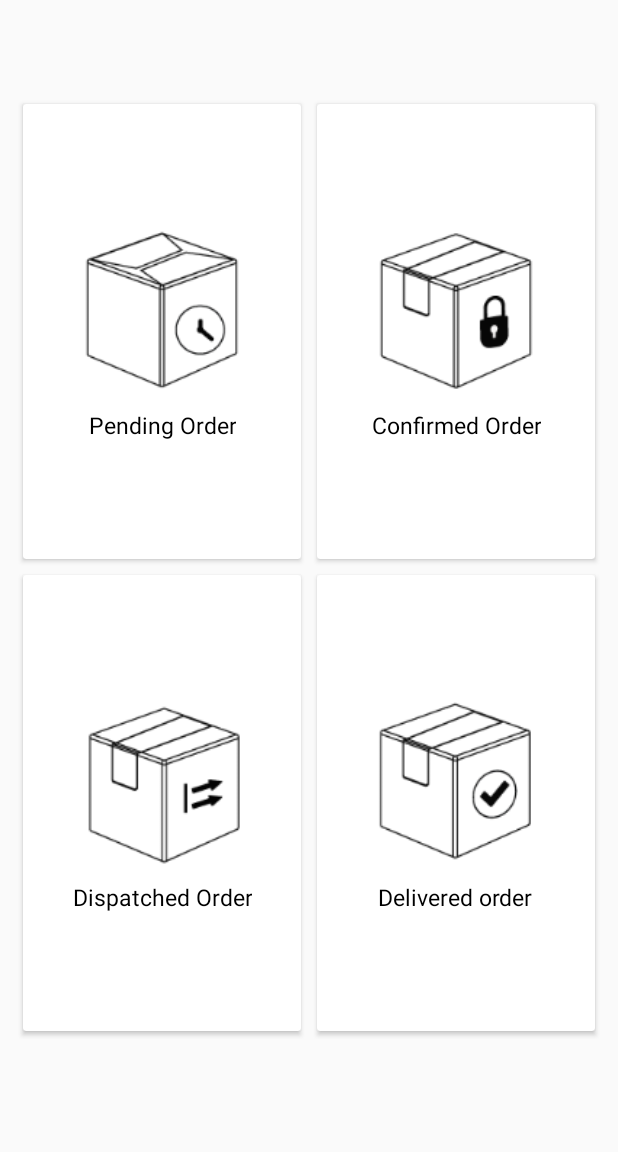
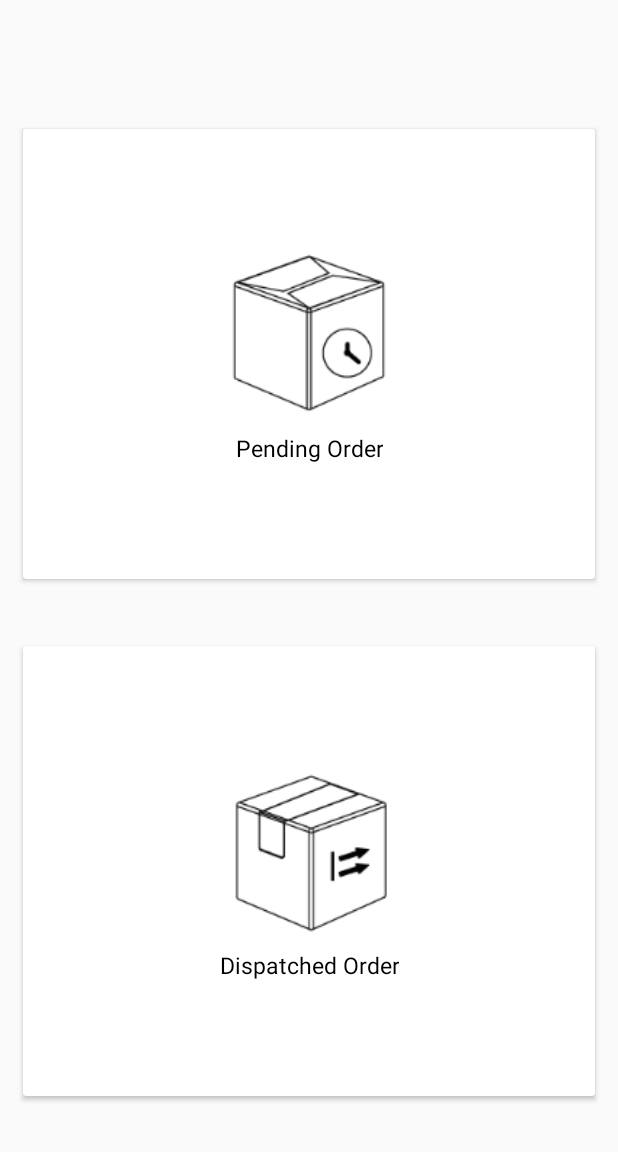
Before and after one commit to alwayspanky/Tirumala_Industries, an Android app: the Activity_OrderDashBorad screen opened directly, with no data from a screen before it, on a phone screen of 412 x 824 dp, the part 84-1236 px from its top. Run offline under Robolectric (Android 15) with nearby library versions, the phone set to English and light mode, and no system bars.

Commit message:
commit by arshad

```diff
--- a/app/src/main/java/in/vencent/tirumalaindustries/activity/Activity_OrderDashBorad.java
+++ b/app/src/main/java/in/vencent/tirumalaindustries/activity/Activity_OrderDashBorad.java
@@ -28,7 +28,7 @@ import in.vencent.tirumalaindustries.orders.Activity_ConfirmOrderCustomerList;
 public class Activity_OrderDashBorad extends AppCompatActivity {
 
     public Toolbar toolbar;
-    public LinearLayout pendingorder, confirmedorder, dispatchedorder, completedorder;
+    public LinearLayout pendingorder, confirmedorder, dispatchedorder, deliveredorder;
     public Intent intent;
     String Name;
 
@@ -43,9 +43,9 @@ public class Activity_OrderDashBorad extends AppCompatActivity {
         this.overridePendingTransition(R.anim.anim_slide_in_left, R.anim.anim_slide_out_right);
 
         pendingorder = (LinearLayout)findViewById(R.id.pendingorder);
-        confirmedorder = (LinearLayout)findViewById(R.id.confirmed);
+//        confirmedorder = (LinearLayout)findViewById(R.id.confirmedorder);
         dispatchedorder = (LinearLayout)findViewById(R.id.dispatchorder);
-        completedorder = (LinearLayout)findViewById(R.id.Completeorder);
+//        deliveredorder = (LinearLayout)findViewById(R.id.Deliverorder);
 
         pendingorder.setOnClickListener(new View.OnClickListener() {
             @Override
@@ -55,13 +55,13 @@ public class Activity_OrderDashBorad extends AppCompatActivity {
                 startActivity(intent);
             }
         });
-        confirmedorder.setOnClickListener(new View.OnClickListener() {
-            @Override
-            public void onClick(View v) {
-                intent = new Intent(Activity_OrderDashBorad.this, Activity_ConfirmOrderCustomerList.class);
-                startActivity(intent);
-            }
-        });
+//        confirmedorder.setOnClickListener(new View.OnClickListener() {
+//            @Override
+//            public void onClick(View v) {
+//                intent = new Intent(Activity_OrderDashBorad.this, Activity_ConfirmOrderCustomerList.class);
+//                startActivity(intent);
+//            }
+//        });
         dispatchedorder.setOnClickListener(new View.OnClickListener() {
             @Override
             public void onClick(View v) {
@@ -69,13 +69,13 @@ public class Activity_OrderDashBorad extends AppCompatActivity {
                 startActivity(intent);
             }
         });
-        completedorder.setOnClickListener(new View.OnClickListener() {
-            @Override
-            public void onClick(View v) {
-                intent = new Intent(Activity_OrderDashBorad.this, Activity_Completedorder.class);
-                startActivity(intent);
-            }
-        });
+//        deliveredorder.setOnClickListener(new View.OnClickListener() {
+//            @Override
+//            public void onClick(View v) {
+//                intent = new Intent(Activity_OrderDashBorad.this, Activity_Completedorder.class);
+//                startActivity(intent);
+//            }
+//        });
 
     }
 
--- a/app/src/main/java/in/vencent/tirumalaindustries/orders/Activity_ChangedDispatchedtoDelivery.java
+++ b/app/src/main/java/in/vencent/tirumalaindustries/orders/Activity_ChangedDispatchedtoDelivery.java
@@ -20,6 +20,7 @@ import org.json.JSONException;
 import org.json.JSONObject;
 
 import java.util.ArrayList;
+import java.util.Date;
 
 import in.vencent.tirumalaindustries.R;
 import in.vencent.tirumalaindustries.activity.Activity_OrderDashBorad;
@@ -36,6 +37,7 @@ public class Activity_ChangedDispatchedtoDelivery extends AppCompatActivity {
 
     Toolbar toolbar;
     RecyclerView recyclerView;
+    Date date;
     DispatchedToDeliveryAdapter dispatchedToDeliveryAdapter;
     //ChangeConfirmedDispatchedAdapter changeConfirmedDispatchedAdapter;
     ArrayList<RowItemConfirmedOrderInfo> confirmedOrderInfo;
--- a/app/src/main/java/in/vencent/tirumalaindustries/orders/Activity_ShowDeliveryOrder.java
+++ b/app/src/main/java/in/vencent/tirumalaindustries/orders/Activity_ShowDeliveryOrder.java
@@ -38,7 +38,7 @@ public class Activity_ShowDeliveryOrder extends AppCompatActivity {
     ProgressDialog pd = null;
 
     @Override
-    protected void onCreate(Bundle savedInstanceState) {
+    protected void onCreate(Bundle savedInstanceState){
         super.onCreate(savedInstanceState);
         setContentView(R.layout.activity_orderlist);
 
--- a/app/src/main/java/in/vencent/tirumalaindustries/orders/Activity_ShowDistpatchedOrder.java
+++ b/app/src/main/java/in/vencent/tirumalaindustries/orders/Activity_ShowDistpatchedOrder.java
@@ -8,6 +8,7 @@ import android.util.Log;
 import android.view.MenuItem;
 import android.view.View;
 import android.widget.Button;
+import android.widget.CheckBox;
 
 import androidx.appcompat.app.AppCompatActivity;
 import androidx.appcompat.widget.Toolbar;
@@ -41,6 +42,7 @@ public class Activity_ShowDistpatchedOrder extends AppCompatActivity {
     ArrayList<Integer> customerIds;
     ProgressDialog pd = null;
     Button submit;
+//    CheckBox checkBox;
     String customerMobile;
     int order_id;
 
@@ -67,7 +69,7 @@ public class Activity_ShowDistpatchedOrder extends AppCompatActivity {
         LinearLayoutManager llm = new LinearLayoutManager(this);
         llm.setOrientation(LinearLayoutManager.VERTICAL);
         recyclerView.setLayoutManager(llm);
-        submit = (Button)findViewById(R.id.btn_received);
+        submit = findViewById(R.id.btn_received);
         submit.setOnClickListener(new View.OnClickListener() {
             @Override
             public void onClick(View v) {
--- a/app/src/main/res/layout/activity_admindashboard.xml
+++ b/app/src/main/res/layout/activity_admindashboard.xml
@@ -5,6 +5,7 @@
     android:layout_width="match_parent"
     xmlns:tools="http://schemas.android.com/tools"
     xmlns:app="http://schemas.android.com/apk/res-auto"
+    tools:context=".activity.Activity_AdminDashboard"
     xmlns:android="http://schemas.android.com/apk/res/android">
 
 
@@ -28,7 +29,7 @@
             android:layout_width="300dp"
             android:layout_height="match_parent"
             app:headerLayout="@layout/nav_headers"
-            android:theme="@style/NavigationView"
+            app:theme="@style/NavigationView"
             android:layout_gravity="start"
             android:fitsSystemWindows="true"
             app:menu="@menu/admin_drawer" />
--- a/app/src/main/res/layout/activity_salesmanagerdashboard.xml
+++ b/app/src/main/res/layout/activity_salesmanagerdashboard.xml
@@ -28,7 +28,7 @@
             android:layout_width="300dp"
             android:layout_height="match_parent"
             app:headerLayout="@layout/nav_headers"
-            android:theme="@style/NavigationView"
+            app:theme="@style/NavigationView"
             android:layout_gravity="start"
             android:fitsSystemWindows="true"
             app:menu="@menu/activity_salesmanager_drawer" />
--- a/app/src/main/res/layout/content_orderdashboard.xml
+++ b/app/src/main/res/layout/content_orderdashboard.xml
@@ -19,7 +19,7 @@
         <LinearLayout
             android:clipToPadding="false"
             android:gravity="center"
-            android:orientation="horizontal"
+            android:orientation="vertical"
             android:layout_marginLeft="10dp"
             android:layout_marginRight="10dp"
             android:layout_marginTop="80dp"
@@ -30,15 +30,16 @@
 
             <LinearLayout
                 android:layout_weight="1"
-                android:layout_width="0dp"
+                android:layout_width="match_parent"
                 android:layout_height="fill_parent">
 
                 <androidx.cardview.widget.CardView
                     android:foreground="?android:attr/selectableItemBackground"
                     android:clickable="true"
                     android:id="@+id/bankcardId"
+                    android:layout_gravity="center"
                     android:layout_width="match_parent"
-                    android:layout_height="match_parent"
+                    android:layout_height="300dp"
                     android:layout_margin="5dp">
                     <LinearLayout
                         android:layout_width="match_parent"
@@ -68,63 +69,14 @@
             </LinearLayout>
             <LinearLayout
                 android:layout_weight="1"
-                android:layout_width="0dp"
+                android:layout_width="match_parent"
                 android:layout_height="fill_parent">
                 <androidx.cardview.widget.CardView
                     android:foreground="?android:attr/selectableItemBackground"
                     android:clickable="true"
+                    android:layout_gravity="center"
                     android:layout_width="match_parent"
-                    android:layout_height="match_parent"
-                    android:layout_margin="5dp">
-                    <LinearLayout
-                        android:layout_width="match_parent"
-                        android:layout_height="match_parent"
-                        android:id="@+id/confirmed"
-                        android:orientation="vertical"
-                        android:gravity="center">
-                        <ImageView
-                            android:layout_width="120dp"
-                            android:layout_height="120dp"
-                            android:src="@mipmap/ic_confirmed150"
-                            android:id="@+id/icon_floder"
-                            android:padding="5dp"/>
-
-                        <TextView
-                            android:layout_width="wrap_content"
-                            android:layout_gravity="center"
-                            android:layout_height="wrap_content"
-                            android:gravity="center"
-                            android:text="Confirmed Order"
-                            android:textColor="@color/colorBlack"
-                            android:fontFamily="Craft Gothic"
-                            android:id="@+id/text_floder"
-                            android:layout_marginTop="5dp"/>
-
-
-                    </LinearLayout>
-                </androidx.cardview.widget.CardView>
-            </LinearLayout>
-        </LinearLayout>
-        <LinearLayout
-            android:clipToPadding="false"
-            android:gravity="center"
-            android:orientation="horizontal"
-            android:layout_width="match_parent"
-            android:layout_marginLeft="10dp"
-            android:layout_marginRight="10dp"
-            android:layout_marginBottom="60dp"
-            android:layout_weight="30"
-            android:layout_height="wrap_content">
-
-            <LinearLayout
-                android:layout_weight="1"
-                android:layout_width="0dp"
-                android:layout_height="fill_parent">
-                <androidx.cardview.widget.CardView
-                    android:foreground="?android:attr/selectableItemBackground"
-                    android:clickable="true"
-                    android:layout_width="match_parent"
-                    android:layout_height="match_parent"
+                    android:layout_height="300dp"
                     android:layout_margin="5dp">
                     <LinearLayout
                         android:layout_width="match_parent"
@@ -136,62 +88,112 @@
                             android:layout_width="120dp"
                             android:layout_height="120dp"
                             android:src="@mipmap/ic_dipatch150"
+                            android:id="@+id/icon_floder"
                             android:padding="5dp"/>
 
                         <TextView
                             android:layout_width="wrap_content"
+                            android:layout_gravity="center"
                             android:layout_height="wrap_content"
-                            android:layout_gravity="center"
                             android:gravity="center"
                             android:text="Dispatched Order"
                             android:textColor="@color/colorBlack"
                             android:fontFamily="Craft Gothic"
-                            android:id="@+id/text_recentplay"
+                            android:id="@+id/text_floder"
                             android:layout_marginTop="5dp"/>
-                    </LinearLayout>
-                </androidx.cardview.widget.CardView>
-            </LinearLayout>
-            <LinearLayout
-                android:layout_weight="1"
-                android:layout_width="0dp"
-                android:layout_height="fill_parent">
-                <androidx.cardview.widget.CardView
-                    android:foreground="?android:attr/selectableItemBackground"
-                    android:clickable="true"
-                    android:layout_width="match_parent"
-                    android:layout_height="match_parent"
-                    android:layout_margin="5dp">
-
-                    <LinearLayout
-                        android:layout_width="match_parent"
-                        android:layout_height="match_parent"
-                        android:id="@+id/Completeorder"
-                        android:gravity="center"
-                        android:orientation="vertical">
-
-                        <ImageView
-                            android:layout_width="120dp"
-                            android:layout_height="120dp"
-                            android:padding="5dp"
-                            android:src="@mipmap/ic_delivery150"
-                            android:id="@+id/icon_reecnt_add" />
-
-                        <TextView
-                            android:layout_width="wrap_content"
-                            android:layout_height="wrap_content"
-                            android:layout_gravity="center"
-                            android:gravity="center"
-                            android:text="Delivered order"
-                            android:textColor="@color/colorBlack"
-                            android:fontFamily="Craft Gothic"
-                            android:id="@+id/textreecnt_add"
-                            android:layout_marginTop="5dp" />
 
 
                     </LinearLayout>
                 </androidx.cardview.widget.CardView>
             </LinearLayout>
         </LinearLayout>
+<!--        <LinearLayout-->
+<!--            android:clipToPadding="false"-->
+<!--            android:gravity="center"-->
+<!--            android:orientation="horizontal"-->
+<!--            android:layout_width="match_parent"-->
+<!--            android:layout_marginLeft="10dp"-->
+<!--            android:layout_marginRight="10dp"-->
+<!--            android:layout_marginBottom="60dp"-->
+<!--            android:layout_weight="30"-->
+<!--            android:layout_height="wrap_content">-->
+
+<!--            <LinearLayout-->
+<!--                android:layout_weight="1"-->
+<!--                android:layout_width="0dp"-->
+<!--                android:layout_height="fill_parent">-->
+<!--                <androidx.cardview.widget.CardView-->
+<!--                    android:foreground="?android:attr/selectableItemBackground"-->
+<!--                    android:clickable="true"-->
+<!--                    android:layout_width="match_parent"-->
+<!--                    android:layout_height="match_parent"-->
+<!--                    android:layout_margin="5dp">-->
+<!--                    <LinearLayout-->
+<!--                        android:layout_width="match_parent"-->
+<!--                        android:layout_height="match_parent"-->
+<!--                        android:id="@+id/dispatchorder"-->
+<!--                        android:orientation="vertical"-->
+<!--                        android:gravity="center">-->
+<!--                        <ImageView-->
+<!--                            android:layout_width="120dp"-->
+<!--                            android:layout_height="120dp"-->
+<!--                            android:src="@mipmap/ic_dipatch150"-->
+<!--                            android:padding="5dp"/>-->
+
+<!--                        <TextView-->
+<!--                            android:layout_width="wrap_content"-->
+<!--                            android:layout_height="wrap_content"-->
+<!--                            android:layout_gravity="center"-->
+<!--                            android:gravity="center"-->
+<!--                            android:text="Dispatched Order"-->
+<!--                            android:textColor="@color/colorBlack"-->
+<!--                            android:fontFamily="Craft Gothic"-->
+<!--                            android:id="@+id/text_recentplay"-->
+<!--                            android:layout_marginTop="5dp"/>-->
+<!--                    </LinearLayout>-->
+<!--                </androidx.cardview.widget.CardView>-->
+<!--            </LinearLayout>-->
+<!--            <LinearLayout-->
+<!--                android:layout_weight="1"-->
+<!--                android:layout_width="0dp"-->
+<!--                android:layout_height="fill_parent">-->
+<!--                <androidx.cardview.widget.CardView-->
+<!--                    android:foreground="?android:attr/selectableItemBackground"-->
+<!--                    android:clickable="true"-->
+<!--                    android:layout_width="match_parent"-->
+<!--                    android:layout_height="match_parent"-->
+<!--                    android:layout_margin="5dp">-->
+
+<!--                    <LinearLayout-->
+<!--                        android:layout_width="match_parent"-->
+<!--                        android:layout_height="match_parent"-->
+<!--                        android:id="@+id/Deliverorder"-->
+<!--                        android:gravity="center"-->
+<!--                        android:orientation="vertical">-->
+
+<!--                        <ImageView-->
+<!--                            android:layout_width="120dp"-->
+<!--                            android:layout_height="120dp"-->
+<!--                            android:padding="5dp"-->
+<!--                            android:src="@mipmap/ic_delivery150"-->
+<!--                            android:id="@+id/icon_reecnt_add" />-->
+
+<!--                        <TextView-->
+<!--                            android:layout_width="wrap_content"-->
+<!--                            android:layout_height="wrap_content"-->
+<!--                            android:layout_gravity="center"-->
+<!--                            android:gravity="center"-->
+<!--                            android:text="Delivered order"-->
+<!--                            android:textColor="@color/colorBlack"-->
+<!--                            android:fontFamily="Craft Gothic"-->
+<!--                            android:id="@+id/textreecnt_add"-->
+<!--                            android:layout_marginTop="5dp" />-->
+
+
+<!--                    </LinearLayout>-->
+<!--                </androidx.cardview.widget.CardView>-->
+<!--            </LinearLayout>-->
+<!--        </LinearLayout>-->
 
     </LinearLayout>
 </LinearLayout>
```
Also changed, not shown: app/src/main/java/in/vencent/tirumalaindustries/activity/Activity_AdminDashboard.java (+43 -40 lines), app/src/main/java/in/vencent/tirumalaindustries/listadpater/ShowDispatchedOrderAdapter.java (+29 -0 lines), app/src/main/res/layout/alert_driverdetails.xml (+35 -1 lines), app/src/main/res/layout/content_orderdispatched.xml (+11 -0 lines), app/src/main/res/menu/admin_drawer.xml (+32 -32 lines).
